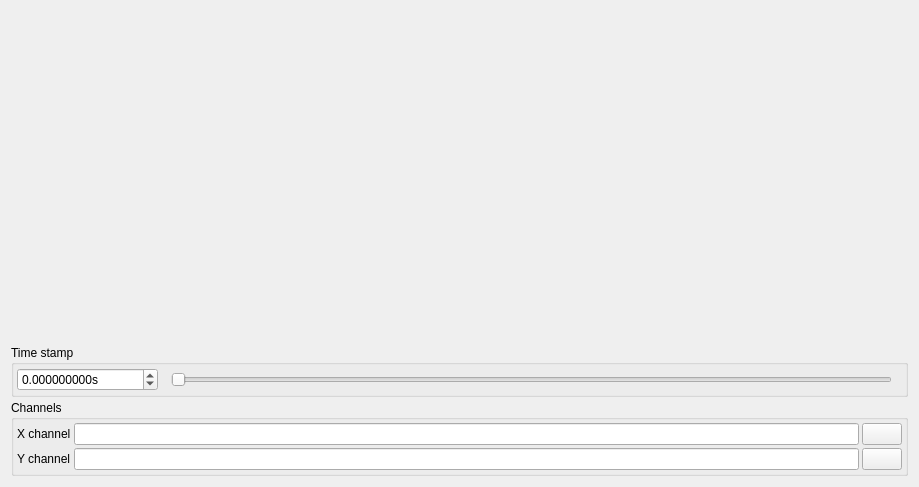
The window that src/asammdf/gui/ui/xy.ui (danielhrisca/asammdf) describes before a commit, drawn with Qt 5.
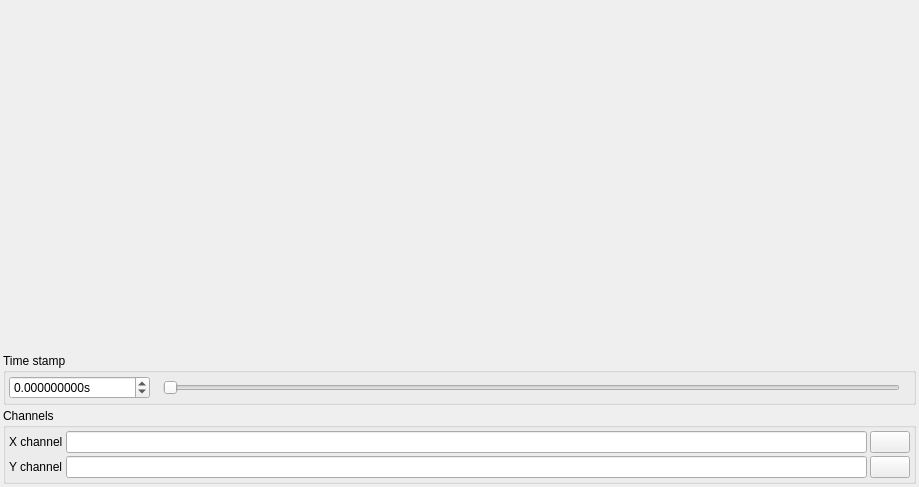
The same window after the commit. Icons and pictures are not drawn.

Diff of the .ui file:
```diff
--- a/src/asammdf/gui/ui/xy.ui
+++ b/src/asammdf/gui/ui/xy.ui
@@ -17,6 +17,18 @@
    <property name="spacing">
   <number>3</number>
 </property>
+   <property name="leftMargin">
+  <number>3</number>
+</property>
+   <property name="topMargin">
+  <number>3</number>
+</property>
+   <property name="rightMargin">
+  <number>3</number>
+</property>
+   <property name="bottomMargin">
+  <number>3</number>
+</property>
    <item>
     <layout class="QHBoxLayout" name="plot_layout">
      <property name="spacing">
```
Left out of the diff: 2 changed lines with no effect on the pictures.
